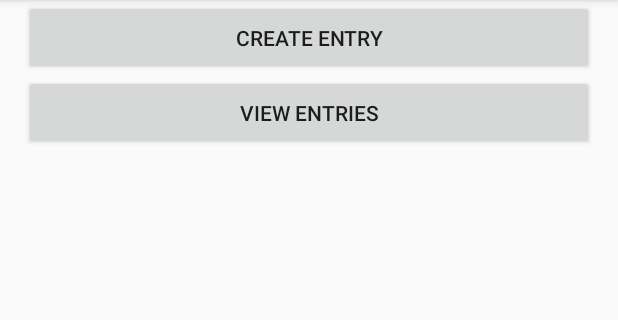
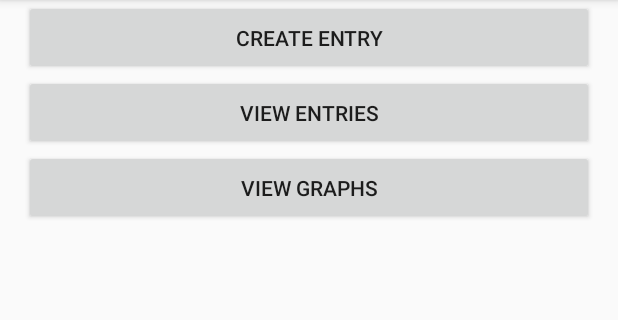
Before and after one commit to andymanic/PainDiary, an Android app: the screen it shows after launch (MainActivity), on a phone screen of 412 x 824 dp, the part 84-404 px from its top. Run offline under Robolectric (Android 15) with nearby library versions, the phone set to English and light mode, and no system bars; our stand-ins replace Room's generated code.

Commit message:
Added create graph button and activity

```diff
--- a/app/src/main/java/com/paindiary/MainActivity.java
+++ b/app/src/main/java/com/paindiary/MainActivity.java
@@ -30,6 +30,7 @@ public class MainActivity extends AppCompatActivity {
         // Configure UI elements
         configureCreateButton();
         configureViewButton();
+        configureGraphButton();
     }
 
     private void configureCreateButton() {
@@ -49,6 +50,16 @@ public class MainActivity extends AppCompatActivity {
             @Override
             public void onClick(View view) {
                 Intent intent = new Intent(getApplicationContext(), ViewPainEntriesActivity.class);
+                startActivity(intent);
+            }
+        });
+    }
+    private void configureGraphButton() {
+        final Button btn = findViewById(R.id.btnGraph);
+        btn.setOnClickListener(new View.OnClickListener() {
+            @Override
+            public void onClick(View view) {
+                Intent intent = new Intent(getApplicationContext(), GraphedEntries.class);
                 startActivity(intent);
             }
         });
--- a/app/src/main/res/layout/activity_main.xml
+++ b/app/src/main/res/layout/activity_main.xml
@@ -27,5 +27,13 @@
             android:text="@string/view_entries"
             />
 
+        <Button
+            android:id="@+id/btnGraph"
+            android:layout_width="match_parent"
+            android:layout_height="50dp"
+            android:layout_below="@+id/btnView"
+            android:text="@string/view_graphs"
+            />
+
     </RelativeLayout>
 </android.support.constraint.ConstraintLayout>
--- a/app/src/main/res/values/strings.xml
+++ b/app/src/main/res/values/strings.xml
@@ -4,4 +4,5 @@
     <string name="title_activity_main2">Main2Activity</string>
     <string name="create_entry">Create entry</string>
     <string name="view_entries">View entries</string>
+    <string name="view_graphs">View Graphs</string>
 </resources>
```
